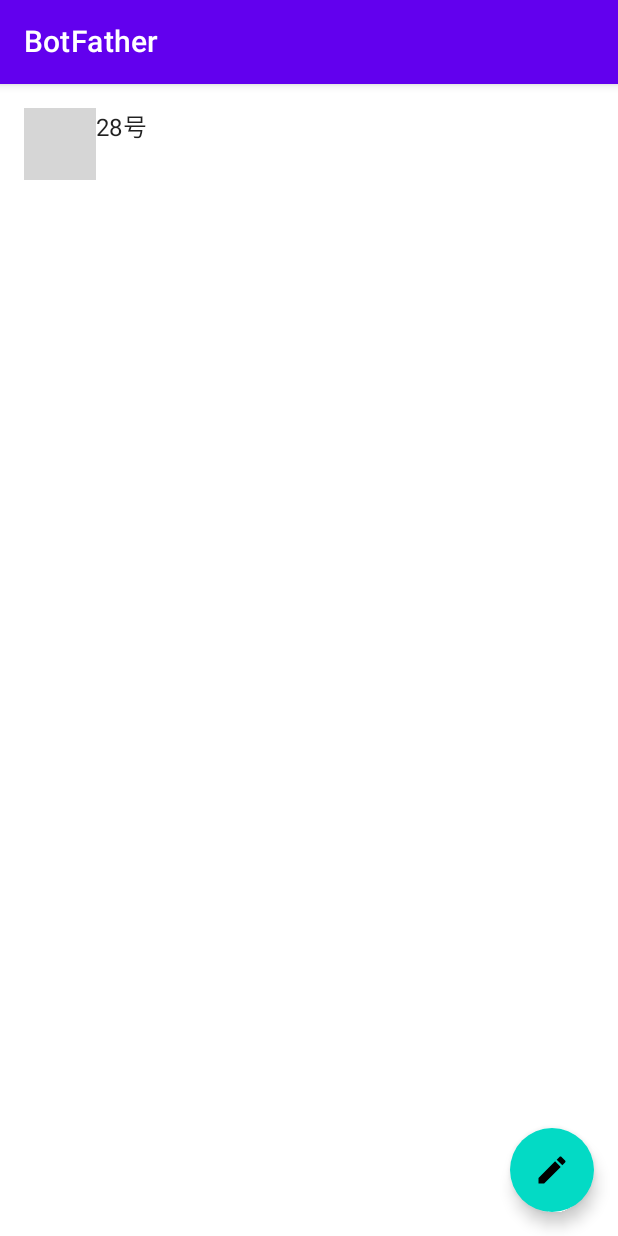
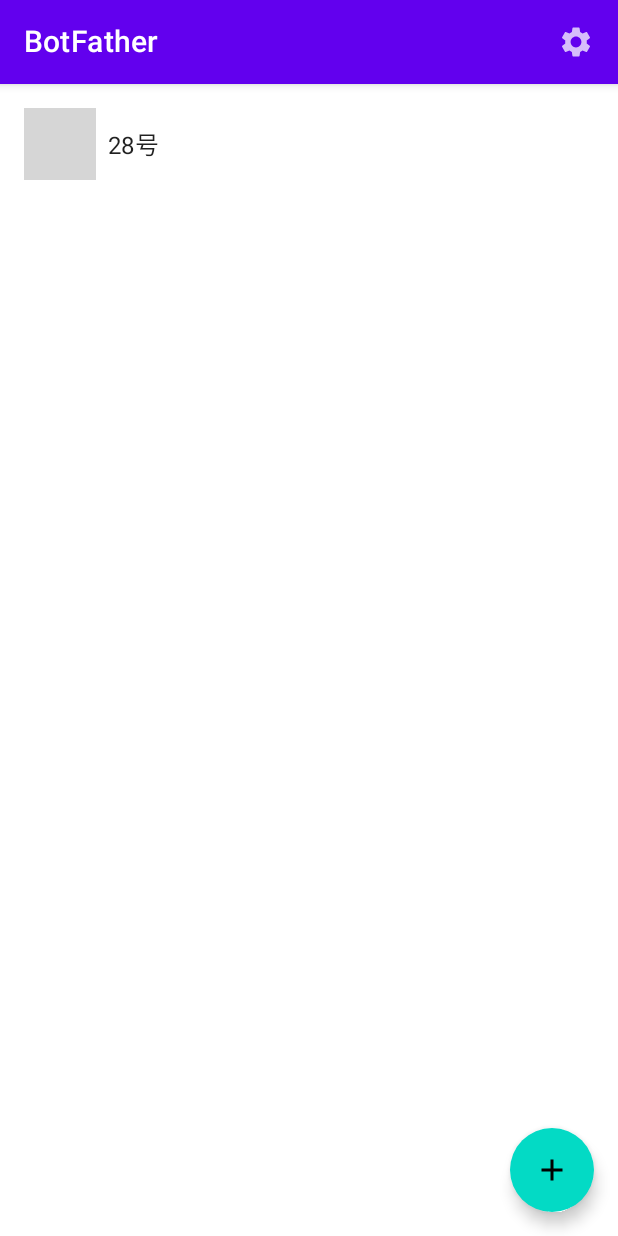
Before and after one commit to foodiestudio/BotFather, an Android app built with Jetpack Compose: the screen it shows after launch (MainActivity), on a phone screen of 412 x 824 dp. Run offline under Robolectric (Android 15) with nearby library versions, the phone set to English and light mode, and no system bars; our stand-ins replace Timber; pictures from the network do not load; 3 statements that could not run were skipped; grey boxes are pictures that could not be loaded.

Commit message:
feat: 调整首页

```diff
--- a/app/src/main/java/com/wecom/botfather/MainActivity.kt
+++ b/app/src/main/java/com/wecom/botfather/MainActivity.kt
@@ -1,32 +1,38 @@
 package com.wecom.botfather
 
 import android.os.Bundle
+import android.widget.Toast
 import androidx.activity.ComponentActivity
 import androidx.activity.compose.setContent
 import androidx.compose.foundation.Image
+import androidx.compose.foundation.clickable
 import androidx.compose.foundation.layout.Row
+import androidx.compose.foundation.layout.Spacer
 import androidx.compose.foundation.layout.padding
 import androidx.compose.foundation.layout.size
 import androidx.compose.foundation.lazy.LazyColumn
 import androidx.compose.foundation.lazy.items
+import androidx.compose.foundation.shape.CircleShape
 import androidx.compose.material.*
 import androidx.compose.material.icons.Icons
-import androidx.compose.material.icons.filled.Edit
+import androidx.compose.material.icons.filled.Add
+import androidx.compose.material.icons.filled.Settings
 import androidx.compose.runtime.Composable
-import androidx.compose.runtime.rememberCoroutineScope
+import androidx.compose.ui.Alignment
 import androidx.compose.ui.Modifier
+import androidx.compose.ui.draw.clip
 import androidx.compose.ui.platform.LocalContext
 import androidx.compose.ui.res.stringResource
 import androidx.compose.ui.tooling.preview.Preview
 import androidx.compose.ui.unit.dp
 import coil.compose.rememberImagePainter
+import coil.transform.CircleCropTransformation
 import com.wecom.botfather.mock.MockData
 import com.wecom.botfather.sdk.Bot
-import com.wecom.botfather.sdk.TextMessage
 import com.wecom.botfather.sdk.WeComBotHelper
 import com.wecom.botfather.ui.chat.ChatActivity
+import com.wecom.botfather.ui.settings.SettingsActivity
 import com.wecom.botfather.ui.theme.BotFatherTheme
-import kotlinx.coroutines.launch
 
 /**
  * 类似与IM那样，首页展示 Bot 列表，底部有个 FAB(添加)
@@ -51,25 +57,30 @@ class MainActivity : ComponentActivity() {
 
 @Composable
 private fun Content() {
+    val context = LocalContext.current
     Scaffold(
         backgroundColor = MaterialTheme.colors.background,
         topBar = {
-            TopAppBar(title = { Text(stringResource(R.string.app_name)) })
+            TopAppBar(
+                title = { Text(stringResource(R.string.app_name)) },
+                actions = {
+                    IconButton(onClick = {
+                        SettingsActivity.start(context)
+                    }) {
+                        Icon(Icons.Default.Settings, "settings")
+                    }
+                })
         },
         content = {
-            val scope = rememberCoroutineScope()
             Chats(WeComBotHelper.bots.toList()) {
-                scope.launch {
-                    WeComBotHelper.sendMsgToAll(TextMessage.Markdown("😁"))
-                }
+                ChatActivity.start(context, MockData.bot.id)
             }
         },
         floatingActionButton = {
-            val context = LocalContext.current
             FloatingActionButton(onClick = {
-                ChatActivity.start(context, MockData.bot.id)
+                Toast.makeText(context, "TODO Add a bot", Toast.LENGTH_SHORT).show()
             }) {
-                Icon(Icons.Default.Edit, "edit")
+                Icon(Icons.Default.Add, "Add")
             }
         }
     )
@@ -80,15 +91,29 @@ private fun Content() {
 }
 
 @Composable
-fun Chats(bots: List<Bot>, onClick: () -> Unit) {
+fun Chats(bots: List<Bot>, onClick: (String) -> Unit) {
     LazyColumn {
         items(bots, key = { bot -> bot.id }) { bot ->
-            Row(modifier = Modifier.padding(16.dp)) {
+            Row(
+                modifier = Modifier
+                    .fillParentMaxWidth()
+                    .clickable(onClick = { onClick(bot.id) })
+                    .padding(16.dp),
+                verticalAlignment = Alignment.CenterVertically
+            ) {
                 Image(
-                    painter = rememberImagePainter(bot.avatar),
+                    painter = rememberImagePainter(
+                        data = bot.avatar,
+                        builder = {
+                            crossfade(true)
+                            placeholder(R.mipmap.ic_launcher)
+                            transformations(CircleCropTransformation())
+                        }
+                    ),
                     contentDescription = null,
-                    modifier = Modifier.size(48.dp)
+                    modifier = Modifier.size(48.dp).clip(CircleShape)
                 )
+                Spacer(Modifier.size(8.dp))
                 Text(text = bot.name)
             }
         }
```
Also changed, not shown: app/src/main/java/com/wecom/botfather/ui/chat/ChatActivity.kt (+26 -7 lines), app/src/main/java/com/wecom/botfather/ui/settings/SettingsActivity.kt (+30 -1 lines).
